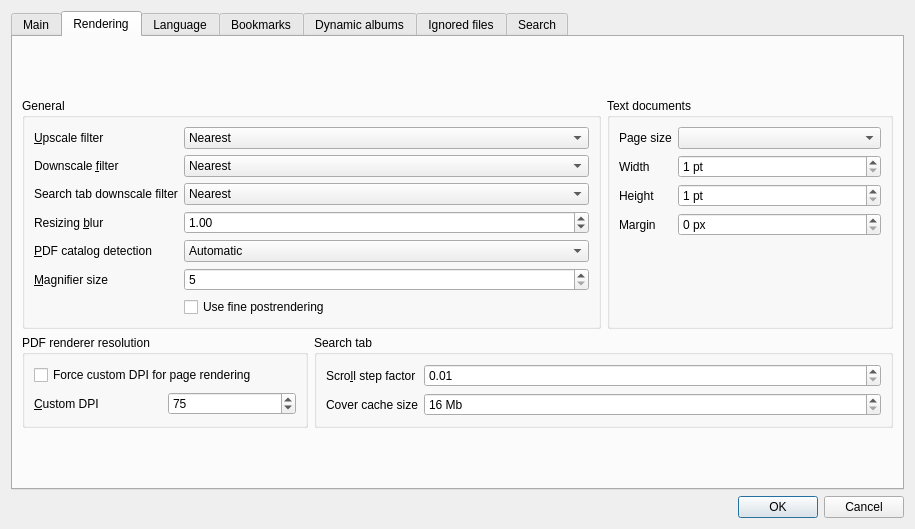
Old version of the form settingsdialog.ui in the repository kernel1024/qmanga.
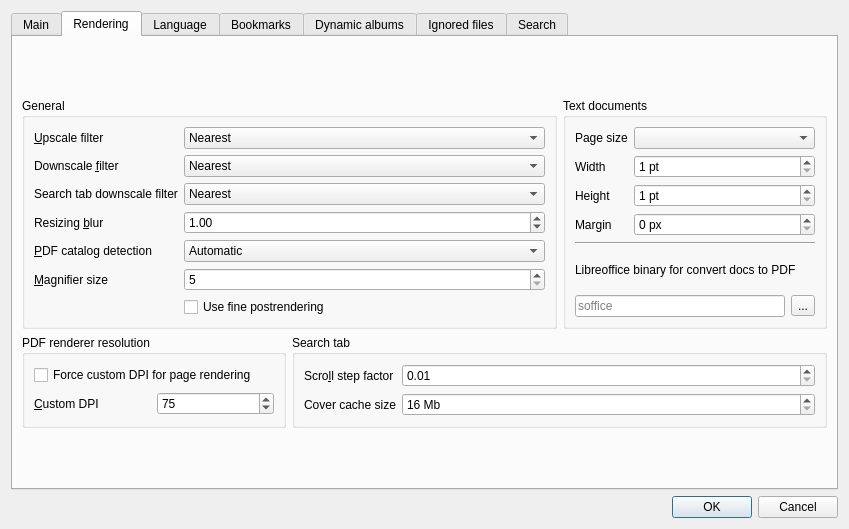
New version of the form. The open tabs and pages were chosen to show the change.

Commit message: Office documents processing with LibreOffice converter to pdf.

The edit to the form file:
```diff
--- a/settingsdialog.ui
+++ b/settingsdialog.ui
@@ -6,7 +6,7 @@
    <rect>
     <x>0</x>
     <y>0</y>
-    <width>915</width>
+    <width>849</width>
     <height>529</height>
    </rect>
   </property>
@@ -908,6 +908,8 @@
            <property name="title">
             <string>Text documents</string>
            </property>
+           <layout class="QVBoxLayout" name="verticalLayout_16">
+            <item>
            <layout class="QFormLayout" name="formLayout_3">
             <item row="0" column="0">
              <widget class="QLabel" name="label_20">
@@ -989,6 +991,53 @@
              </widget>
             </item>
            </layout>
+            </item>
+            <item>
+             <widget class="Line" name="line">
+              <property name="orientation">
+               <enum>Qt::Horizontal</enum>
+              </property>
+             </widget>
+            </item>
+            <item>
+             <layout class="QVBoxLayout" name="verticalLayout_15">
+              <item>
+               <widget class="QLabel" name="label_25">
+                <property name="text">
+                 <string>Libreoffice binary for convert docs to PDF</string>
+                </property>
+                <property name="buddy">
+                 <cstring>editRar</cstring>
+                </property>
+               </widget>
+              </item>
+              <item>
+               <layout class="QHBoxLayout" name="horizontalLayout_8">
+                <item>
+                 <widget class="QLineEdit" name="editOffice">
+                  <property name="sizePolicy">
+                   <sizepolicy hsizetype="Preferred" vsizetype="Fixed">
+                    <horstretch>0</horstretch>
+                    <verstretch>0</verstretch>
+                   </sizepolicy>
+                  </property>
+                  <property name="placeholderText">
+                   <string>soffice</string>
+                  </property>
+                 </widget>
+                </item>
+                <item>
+                 <widget class="QToolButton" name="btnOffice">
+                  <property name="text">
+                   <string>...</string>
+                  </property>
+                 </widget>
+                </item>
+               </layout>
+              </item>
+             </layout>
+            </item>
+           </layout>
           </widget>
          </item>
          <item row="1" column="0">
```
Left out of the diff: 2 changed lines with no effect on the pictures. Lines whose indentation alone changed are shown as unchanged. The commit also changes 10 other files.
